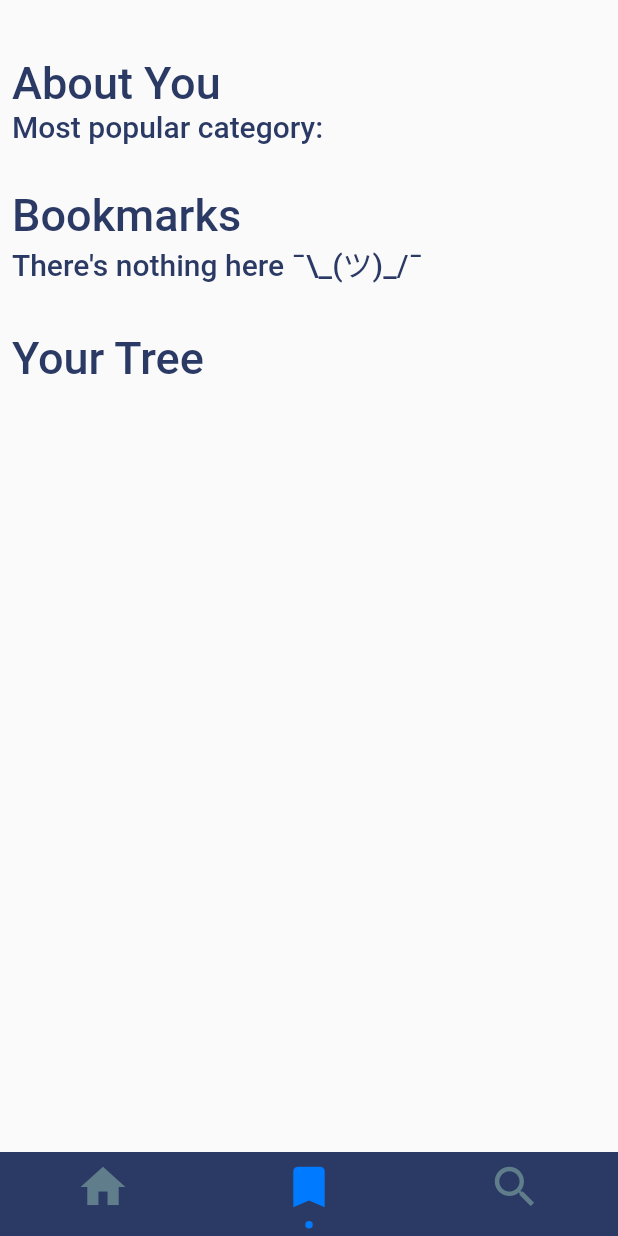
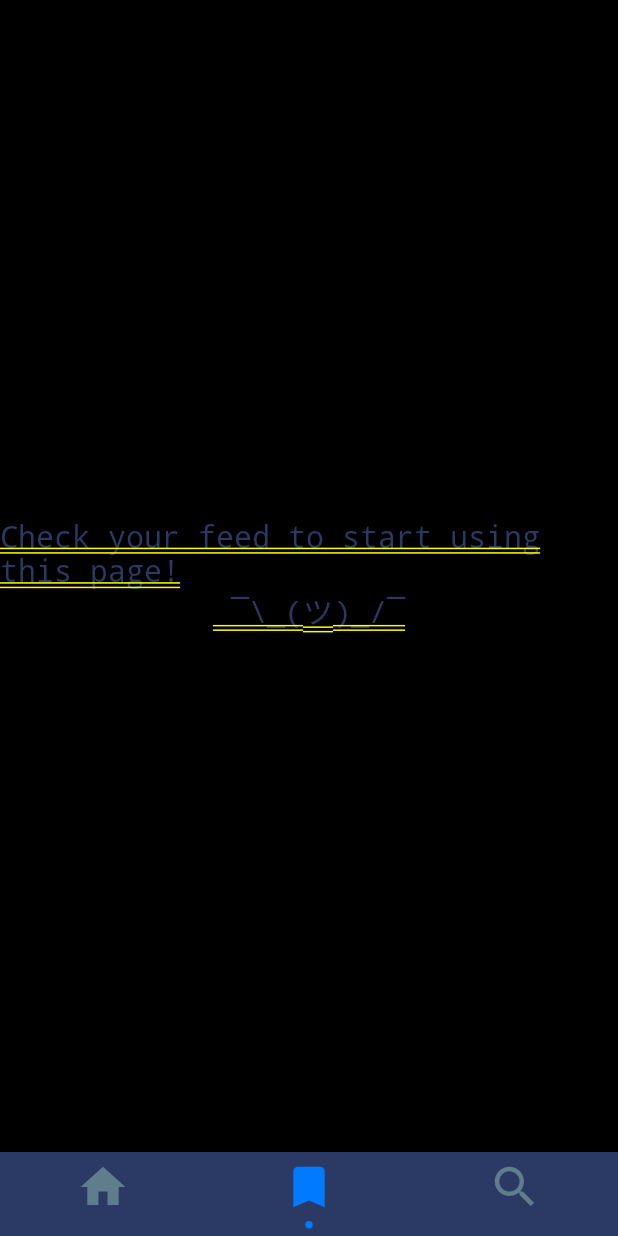
Before and after one commit to draymond63/passion-app, a Flutter app: the screen it shows once a user with an empty profile is signed in, on a phone screen of 412 x 824 dp. Run offline on Flutter 3.47's test engine with Material 2 defaults, Android fonts, the phone set to English and light mode, and no system bars; drawn by our look-alikes of persistent_bottom_nav_bar; our stand-ins replace cached_network_image, cloud_firestore, csv, firebase_auth, firebase_core; missing offline and left inert: dart_random_choice; accounts and stored records are empty; network calls fail.

Commit message:
added empty page for bookshelf

```diff
--- a/lib/pages/bookshelf.dart
+++ b/lib/pages/bookshelf.dart
@@ -12,6 +12,8 @@ class BookShelfPage extends StatelessWidget {
   @override
   Widget build(BuildContext context) {
     final data = Provider.of<Storage>(context);
+    if (data.items.length == 0) return buildEmptyPage(context);
+
     final pageItems = [
       SizedBox(),
       UserStatistics(),
@@ -36,16 +38,23 @@ class BookShelfPage extends StatelessWidget {
       children: [
         Text('Bookmarks', style: ItemHeader),
         ConstrainedBox(
-          // ! PROBABLY SHOULDN'T HARDCODE
-          constraints: BoxConstraints(maxHeight: 115),
-          child: sites.length != 0
-              ? ListView.builder(
-                  itemCount: sites.length,
-                  scrollDirection: Axis.horizontal,
-                  itemBuilder: (_, i) => PreviewItem(sites[i]),
-                )
-              : Text("There's nothing here ¯\\_(ツ)_/¯", style: ItemSubtitle),
-        ),
+            // ! PROBABLY SHOULDN'T HARDCODE
+            constraints: BoxConstraints(maxHeight: 115),
+            child: ListView.builder(
+              itemCount: sites.length,
+              scrollDirection: Axis.horizontal,
+              itemBuilder: (_, i) => PreviewItem(sites[i]),
+            )),
+      ],
+    );
+  }
+
+  Widget buildEmptyPage(BuildContext context) {
+    return Column(
+      mainAxisAlignment: MainAxisAlignment.center,
+      children: [
+        Text('Check your feed to start using this page!', style: ItemSubtitle),
+        Text(' ¯\\_(ツ)_/¯', style: ItemSubtitle),
       ],
     );
   }
```
